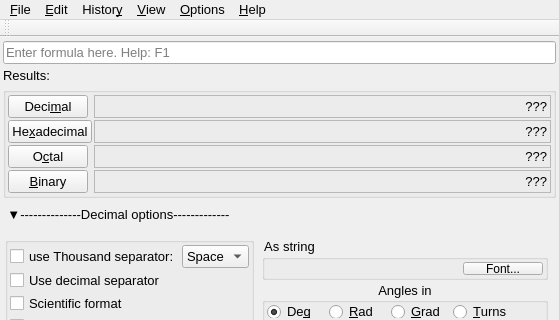
Before: the Qt Designer form FalconCalcQt/FalconCalcQt.ui in solyoma/FalconCalc, drawn with Qt 5; both pictures show x 0 to 559 and y 0 to 320 of the 559 by 480 pixel window.
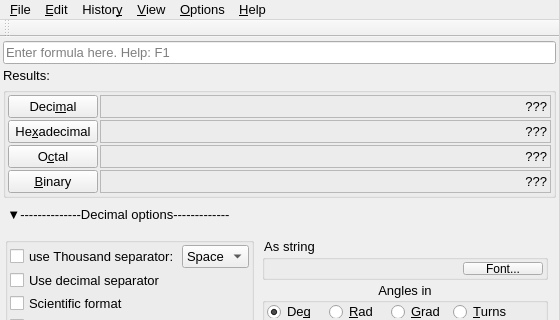
After: the same form once the commit is applied. Icons and pictures are not drawn.

The edit to the form file:
```diff
--- a/FalconCalcQt/FalconCalcQt.ui
+++ b/FalconCalcQt/FalconCalcQt.ui
@@ -90,6 +90,18 @@
            <verstretch>0</verstretch>
           </sizepolicy>
          </property>
+         <property name="minimumSize">
+          <size>
+           <width>90</width>
+           <height>0</height>
+          </size>
+         </property>
+         <property name="maximumSize">
+          <size>
+           <width>90</width>
+           <height>16777215</height>
+          </size>
+         </property>
          <property name="font">
           <font>
            <family>Tahoma</family>
@@ -137,6 +149,18 @@
            <verstretch>0</verstretch>
           </sizepolicy>
          </property>
+         <property name="minimumSize">
+          <size>
+           <width>90</width>
+           <height>0</height>
+          </size>
+         </property>
+         <property name="maximumSize">
+          <size>
+           <width>90</width>
+           <height>16777215</height>
+          </size>
+         </property>
          <property name="font">
           <font>
            <family>Tahoma</family>
@@ -184,6 +208,18 @@
            <verstretch>0</verstretch>
           </sizepolicy>
          </property>
+         <property name="minimumSize">
+          <size>
+           <width>90</width>
+           <height>0</height>
+          </size>
+         </property>
+         <property name="maximumSize">
+          <size>
+           <width>90</width>
+           <height>16777215</height>
+          </size>
+         </property>
          <property name="font">
           <font>
            <family>Tahoma</family>
@@ -233,10 +269,16 @@
          </property>
          <property name="minimumSize">
           <size>
-           <width>80</width>
+           <width>90</width>
            <height>0</height>
           </size>
          </property>
+         <property name="maximumSize">
+          <size>
+           <width>90</width>
+           <height>16777215</height>
+          </size>
+         </property>
          <property name="font">
           <font>
            <family>Tahoma</family>
```
Left out of the diff: 2 changed lines with no effect on the pictures.
